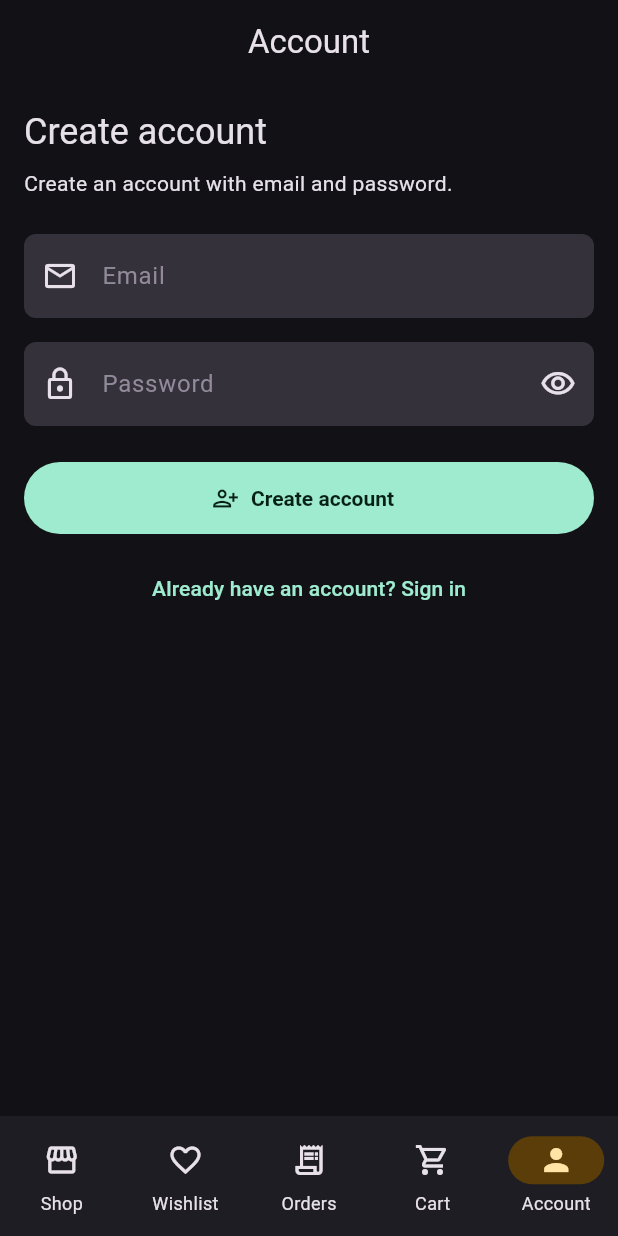
After one commit to AmitAswal-lab/flutter-shopping-app, a Flutter app: the screen it shows after launch, item 5 of the bottom bar chosen, after a tap on "New here? Create an account", on a phone screen of 412 x 824 dp. The commit adds this screen. Run offline on Flutter 3.47's test engine with Material 3 defaults, Android fonts, the phone set to English and light mode, and no system bars; our stand-ins replace firebase_auth, firebase_core; accounts and stored records are empty.

Commit message:
Add Firebase email authentication

```diff
--- a/analysis_options.yaml
+++ b/analysis_options.yaml
@@ -8,6 +8,10 @@
 # The following line activates a set of recommended lints for Flutter apps,
 # packages, and plugins designed to encourage good coding practices.
 include: package:flutter_lints/flutter.yaml
+
+analyzer:
+  exclude:
+    - build/**
 
 linter:
   # The lint rules applied to this project can be customized in the
--- a/lib/main.dart
+++ b/lib/main.dart
@@ -1,6 +1,8 @@
+import 'package:firebase_core/firebase_core.dart';
 import 'package:flutter/material.dart';
 import 'package:provider/provider.dart';
 
+import 'providers/auth_controller.dart';
 import 'providers/cart.dart';
 import 'providers/order_history.dart';
 import 'providers/product_filter.dart';
@@ -8,12 +10,17 @@ import 'providers/wishlist.dart';
 import 'screens/main_shell_screen.dart';
 import 'theme/app_theme.dart';
 
-void main() {
-  runApp(const ShoppingApp());
+Future<void> main() async {
+  WidgetsFlutterBinding.ensureInitialized();
+  final firebaseSetup = await FirebaseSetup.initialize();
+
+  runApp(ShoppingApp(firebaseSetup: firebaseSetup));
 }
 
 class ShoppingApp extends StatelessWidget {
-  const ShoppingApp({super.key});
+  final FirebaseSetup firebaseSetup;
+
+  const ShoppingApp({super.key, required this.firebaseSetup});
 
   @override
   Widget build(BuildContext context) {
@@ -23,6 +30,11 @@ class ShoppingApp extends StatelessWidget {
         ChangeNotifierProvider(create: (_) => ProductFilter()),
         ChangeNotifierProvider(create: (_) => Wishlist()),
         ChangeNotifierProvider(create: (_) => OrderHistory()),
+        ChangeNotifierProvider(
+          create: (_) => firebaseSetup.isConfigured
+              ? AuthController.configured()
+              : AuthController.unconfigured(firebaseSetup.errorMessage),
+        ),
       ],
       child: MaterialApp(
         debugShowCheckedModeBanner: false,
@@ -33,3 +45,25 @@ class ShoppingApp extends StatelessWidget {
     );
   }
 }
+
+class FirebaseSetup {
+  final bool isConfigured;
+  final String? errorMessage;
+
+  const FirebaseSetup._({
+    required this.isConfigured,
+    required this.errorMessage,
+  });
+
+  static Future<FirebaseSetup> initialize() async {
+    try {
+      await Firebase.initializeApp();
+      return const FirebaseSetup._(isConfigured: true, errorMessage: null);
+    } catch (error) {
+      return FirebaseSetup._(
+        isConfigured: false,
+        errorMessage: error.toString(),
+      );
+    }
+  }
+}
--- /dev/null
+++ b/lib/providers/auth_controller.dart
@@ -0,0 +1,107 @@
+import 'dart:async';
+
+import 'package:firebase_auth/firebase_auth.dart';
+import 'package:flutter/foundation.dart';
+
+class AuthController extends ChangeNotifier {
+  final FirebaseAuth? _auth;
+  final String? setupError;
+  StreamSubscription<User?>? _authSubscription;
+
+  User? _user;
+  bool _isBusy = false;
+  String? _errorMessage;
+
+  AuthController.configured()
+    : _auth = FirebaseAuth.instance,
+      setupError = null {
+    final auth = _auth;
+    if (auth == null) return;
+
+    _user = auth.currentUser;
+    _authSubscription = auth.authStateChanges().listen((user) {
+      _user = user;
+      notifyListeners();
+    });
+  }
+
+  AuthController.unconfigured(this.setupError) : _auth = null;
+
+  User? get user => _user;
+  bool get isConfigured => _auth != null;
+  bool get isSignedIn => _user != null;
+  bool get isBusy => _isBusy;
+  String? get errorMessage => _errorMessage;
+
+  Future<void> signIn({required String email, required String password}) async {
+    await _runAuthAction(() async {
+      await _auth?.signInWithEmailAndPassword(email: email, password: password);
+    });
+  }
+
+  Future<void> createAccount({
+    required String email,
+    required String password,
+  }) async {
+    await _runAuthAction(() async {
+      await _auth?.createUserWithEmailAndPassword(
+        email: email,
+        password: password,
+      );
+    });
+  }
+
+  Future<void> signOut() async {
+    await _runAuthAction(() async {
+      await _auth?.signOut();
+    });
+  }
+
+  void clearError() {
+    if (_errorMessage == null) return;
+
+    _errorMessage = null;
+    notifyListeners();
+  }
+
+  Future<void> _runAuthAction(Future<void> Function() action) async {
+    if (_auth == null) {
+      _errorMessage = 'Firebase is not configured yet.';
+      notifyListeners();
+      return;
+    }
+
+    _isBusy = true;
+    _errorMessage = null;
+    notifyListeners();
+
+    try {
+      await action();
+    } on FirebaseAuthException catch (error) {
+      _errorMessage = _messageFor(error);
+    } catch (_) {
+      _errorMessage = 'Something went wrong. Please try again.';
+    } finally {
+      _isBusy = false;
+      notifyListeners();
+    }
+  }
+
+  String _messageFor(FirebaseAuthException error) {
+    return switch (error.code) {
+      'email-already-in-use' => 'An account already exists for this email.',
+      'invalid-email' => 'Enter a valid email address.',
+      'invalid-credential' => 'Email or password is incorrect.',
+      'user-not-found' => 'No account was found for this email.',
+      'weak-password' => 'Password should be at least 6 characters.',
+      'wrong-password' => 'Email or password is incorrect.',
+      _ => error.message ?? 'Authentication failed. Please try again.',
+    };
+  }
+
+  @override
+  void dispose() {
+    _authSubscription?.cancel();
+    super.dispose();
+  }
+}
--- /dev/null
+++ b/lib/screens/account_screen.dart
@@ -0,0 +1,256 @@
+import 'package:flutter/material.dart';
+import 'package:provider/provider.dart';
+
+import '../providers/auth_controller.dart';
+
+class AccountScreen extends StatelessWidget {
+  const AccountScreen({super.key});
+
+  @override
+  Widget build(BuildContext context) {
+    final auth = context.watch<AuthController>();
+
+    return Scaffold(
+      appBar: AppBar(title: const Text('Account')),
+      body: SafeArea(
+        child: ListView(
+          padding: const EdgeInsets.all(16),
+          children: [
+            if (!auth.isConfigured)
+              _FirebaseSetupMessage(setupError: auth.setupError)
+            else if (auth.isSignedIn)
+              _SignedInAccount(auth: auth)
+            else
+              const _AuthForm(),
+          ],
+        ),
+      ),
+    );
+  }
+}
+
+class _FirebaseSetupMessage extends StatelessWidget {
+  final String? setupError;
+
+  const _FirebaseSetupMessage({required this.setupError});
+
+  @override
+  Widget build(BuildContext context) {
+    return Card(
+      child: Padding(
+        padding: const EdgeInsets.all(16),
+        child: Column(
+          crossAxisAlignment: CrossAxisAlignment.start,
+          children: [
+            Icon(
+              Icons.cloud_off_outlined,
+              size: 40,
+              color: Theme.of(context).colorScheme.secondary,
+            ),
+            const SizedBox(height: 16),
+            Text(
+              'Firebase setup needed',
+              style: Theme.of(context).textTheme.titleLarge,
+            ),
+            const SizedBox(height: 8),
+            const Text(
+              'Email and password auth is wired in the app, but Firebase configuration files are not in the project yet.',
+            ),
+            const SizedBox(height: 16),
+            const Text('Needed for iOS simulator:'),
+            const SizedBox(height: 8),
+            const Text('Bundle ID: com.example.shoppingApp'),
+            const Text('File: ios/Runner/GoogleService-Info.plist'),
+            if (setupError != null) ...[
+              const SizedBox(height: 16),
+              Text(
+                setupError!,
+                style: TextStyle(color: Theme.of(context).colorScheme.error),
+              ),
+            ],
+          ],
+        ),
+      ),
+    );
+  }
+}
+
+class _SignedInAccount extends StatelessWidget {
+  final AuthController auth;
+
+  const _SignedInAccount({required this.auth});
+
+  @override
+  Widget build(BuildContext context) {
+    final user = auth.user;
+
+    return Card(
+      child: Padding(
+        padding: const EdgeInsets.all(16),
+        child: Column(
+          crossAxisAlignment: CrossAxisAlignment.start,
+          children: [
+            Icon(
+              Icons.account_circle_outlined,
+              size: 48,
+              color: Theme.of(context).colorScheme.primary,
+            ),
+            const SizedBox(height: 16),
+            Text('Signed in', style: Theme.of(context).textTheme.titleLarge),
+            const SizedBox(height: 8),
+            Text(user?.email ?? 'No email available'),
+            const SizedBox(height: 24),
+            SizedBox(
+              width: double.infinity,
+              child: OutlinedButton.icon(
+                onPressed: auth.isBusy ? null : auth.signOut,
+                icon: const Icon(Icons.logout),
+                label: const Text('Sign out'),
+              ),
+            ),
+          ],
+        ),
+      ),
+    );
+  }
+}
+
+class _AuthForm extends StatefulWidget {
+  const _AuthForm();
+
+  @override
+  State<_AuthForm> createState() => _AuthFormState();
+}
+
+class _AuthFormState extends State<_AuthForm> {
+  final _formKey = GlobalKey<FormState>();
+  final _emailController = TextEditingController();
+  final _passwordController = TextEditingController();
+  bool _isCreatingAccount = false;
+  bool _isPasswordVisible = false;
+
+  @override
+  void dispose() {
+    _emailController.dispose();
+    _passwordController.dispose();
+    super.dispose();
+  }
+
+  Future<void> _submit() async {
+    final form = _formKey.currentState;
+    if (form == null || !form.validate()) return;
+
+    final auth = context.read<AuthController>();
+    final email = _emailController.text.trim();
+    final password = _passwordController.text;
+
+    if (_isCreatingAccount) {
+      await auth.createAccount(email: email, password: password);
+    } else {
+      await auth.signIn(email: email, password: password);
+    }
+  }
+
+  String? _validateEmail(String? value) {
+    final email = value?.trim() ?? '';
+    if (email.isEmpty) return 'Required';
+    if (!email.contains('@')) return 'Enter a valid email';
+    return null;
+  }
+
+  String? _validatePassword(String? value) {
+    final password = value ?? '';
+    if (password.isEmpty) return 'Required';
+    if (password.length < 6) return 'Use at least 6 characters';
+    return null;
+  }
+
+  @override
+  Widget build(BuildContext context) {
+    final auth = context.watch<AuthController>();
+    final title = _isCreatingAccount ? 'Create account' : 'Sign in';
+
+    return Form(
+      key: _formKey,
+      child: Column(
+        crossAxisAlignment: CrossAxisAlignment.stretch,
+        children: [
+          Text(title, style: Theme.of(context).textTheme.headlineSmall),
+          const SizedBox(height: 8),
+          Text(
+            _isCreatingAccount
+                ? 'Create an account with email and password.'
+                : 'Sign in to manage your shopping account.',
+          ),
+          const SizedBox(height: 24),
+          TextFormField(
+            controller: _emailController,
+            decoration: const InputDecoration(
+              labelText: 'Email',
+              prefixIcon: Icon(Icons.email_outlined),
+            ),
+            keyboardType: TextInputType.emailAddress,
+            textInputAction: TextInputAction.next,
+            validator: _validateEmail,
+          ),
+          const SizedBox(height: 16),
+          TextFormField(
+            controller: _passwordController,
+            decoration: InputDecoration(
+              labelText: 'Password',
+              prefixIcon: const Icon(Icons.lock_outline),
+              suffixIcon: IconButton(
+                onPressed: () {
+                  setState(() => _isPasswordVisible = !_isPasswordVisible);
+                },
+                icon: Icon(
+                  _isPasswordVisible
+                      ? Icons.visibility_off_outlined
+                      : Icons.visibility_outlined,
+                ),
+                tooltip: _isPasswordVisible ? 'Hide password' : 'Show password',
+              ),
+            ),
+            obscureText: !_isPasswordVisible,
+            textInputAction: TextInputAction.done,
+            validator: _validatePassword,
+            onFieldSubmitted: (_) => _submit(),
+          ),
+          if (auth.errorMessage != null) ...[
+            const SizedBox(height: 16),
+            Text(
+              auth.errorMessage!,
+              style: TextStyle(color: Theme.of(context).colorScheme.error),
+            ),
+          ],
+          const SizedBox(height: 24),
+          FilledButton.icon(
+            onPressed: auth.isBusy ? null : _submit,
+            icon: auth.isBusy
+                ? const SizedBox(
+                    width: 18,
+                    height: 18,
+                    child: CircularProgressIndicator(strokeWidth: 2),
+                  )
+                : Icon(_isCreatingAccount ? Icons.person_add_alt : Icons.login),
+            label: Text(title),
+          ),
+          const SizedBox(height: 12),
+          TextButton(
+            onPressed: auth.isBusy
+                ? null
+                : () {
+                    auth.clearError();
+                    setState(() => _isCreatingAccount = !_isCreatingAccount);
+                  },
+            child: Text(
+              _isCreatingAccount
+                  ? 'Already have an account? Sign in'
+                  : 'New here? Create an account',
+            ),
+          ),
+        ],
+      ),
+    );
+  }
+}
--- a/lib/screens/main_shell_screen.dart
+++ b/lib/screens/main_shell_screen.dart
@@ -4,6 +4,7 @@ import 'package:provider/provider.dart';
 import '../providers/cart.dart';
 import '../providers/order_history.dart';
 import '../providers/wishlist.dart';
+import 'account_screen.dart';
 import 'cart_screen.dart';
 import 'order_history_screen.dart';
 import 'product_list_screen.dart';
@@ -41,6 +42,7 @@ class _MainShellScreenState extends State<MainShellScreen> {
           WishlistScreen(onBrowseProducts: () => _selectTab(0)),
           OrderHistoryScreen(onBrowseProducts: () => _selectTab(0)),
           CartScreen(onBrowseProducts: () => _selectTab(0)),
+          const AccountScreen(),
         ],
       ),
       bottomNavigationBar: NavigationBar(
@@ -85,6 +87,11 @@ class _MainShellScreenState extends State<MainShellScreen> {
             ),
             label: 'Cart',
           ),
+          const NavigationDestination(
+            icon: Icon(Icons.person_outline),
+            selectedIcon: Icon(Icons.person),
+            label: 'Account',
+          ),
         ],
       ),
     );
--- a/pubspec.yaml
+++ b/pubspec.yaml
@@ -35,6 +35,8 @@ dependencies:
   # Use with the CupertinoIcons class for iOS style icons.
   cupertino_icons: ^1.0.8
   provider: ^6.1.5+1
+  firebase_core: ^4.11.0
+  firebase_auth: ^6.5.4
 
 dev_dependencies:
   flutter_test:
```
Also changed, not shown: pubspec.lock, 8 other files.
